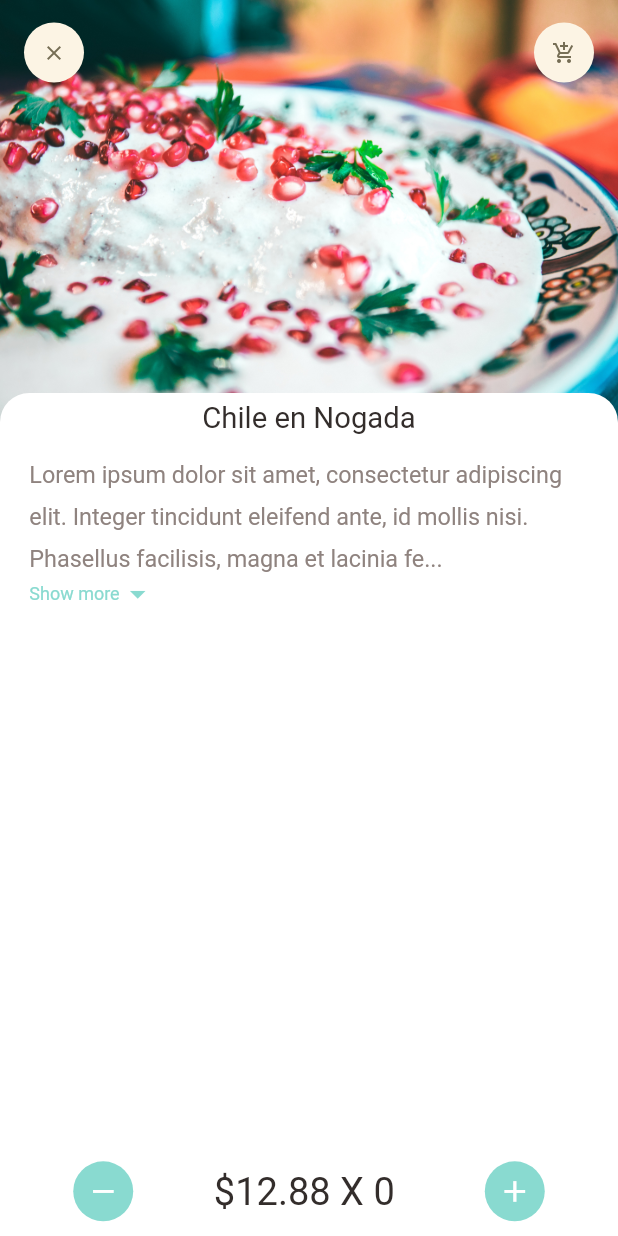
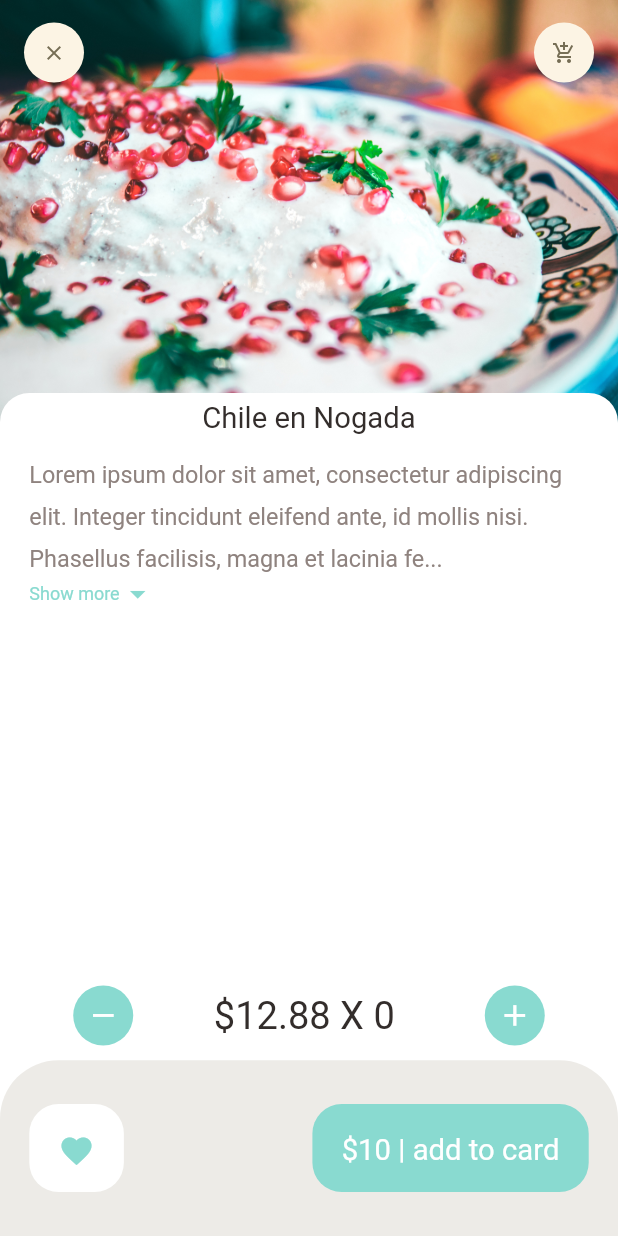
Before and after one commit to cursedpotato/ecommerce_app, a Flutter app: the screen it shows after launch, on a phone screen of 412 x 824 dp. Run offline on Flutter 3.47's test engine with Material 2 defaults, Android fonts, the phone set to English and light mode, and no system bars; our stand-ins replace dots_indicator, get.

```diff
--- a/lib/pages/food/recommended_food_detail.dart
+++ b/lib/pages/food/recommended_food_detail.dart
@@ -93,8 +93,40 @@ class RecommendedFoodWidget extends StatelessWidget {
               ],
             ),
           ),
-          Row(
-            children: [],
+          Container(
+            height: Dimensions.bottomHeightBar,
+            padding: EdgeInsets.symmetric(
+              horizontal: Dimensions.width20,
+              vertical: Dimensions.height30,
+            ),
+            decoration: BoxDecoration(
+                color: AppColors.buttonBackgroundColor,
+                borderRadius: BorderRadius.only(
+                  topLeft: Radius.circular(Dimensions.radius20 * 2),
+                  topRight: Radius.circular(Dimensions.radius20 * 2),
+                )),
+            child: Row(
+              mainAxisAlignment: MainAxisAlignment.spaceBetween,
+              children: [
+                Container(
+                  padding: EdgeInsets.all(Dimensions.height20),
+                  decoration: BoxDecoration(
+                    borderRadius: BorderRadius.circular(Dimensions.font20),
+                    color: Colors.white,
+                  ),
+                  child: Icon(Icons.favorite, color: AppColors.mainColor,)
+                ),
+                Container(
+                  padding: EdgeInsets.all(Dimensions.height20),
+                  child:
+                      BigText(text: "\$10 | add to card", color: Colors.white),
+                  decoration: BoxDecoration(
+                    borderRadius: BorderRadius.circular(Dimensions.radius20),
+                    color: AppColors.mainColor,
+                  ),
+                ),
+              ],
+            ),
           ),
         ],
       ),
```
Also changed, not shown: lib/controllers/popular_product_controller.dart (added, +26 -0 lines), lib/data/api/api_client.dart (added, +25 -0 lines), lib/data/repository/popular_product_repo.dart (added, +12 -0 lines), lib/helper/dependencies.dart (added, +13 -0 lines), lib/main.dart (+5 -2 lines), lib/models/products_model.dart (added, +81 -0 lines).
